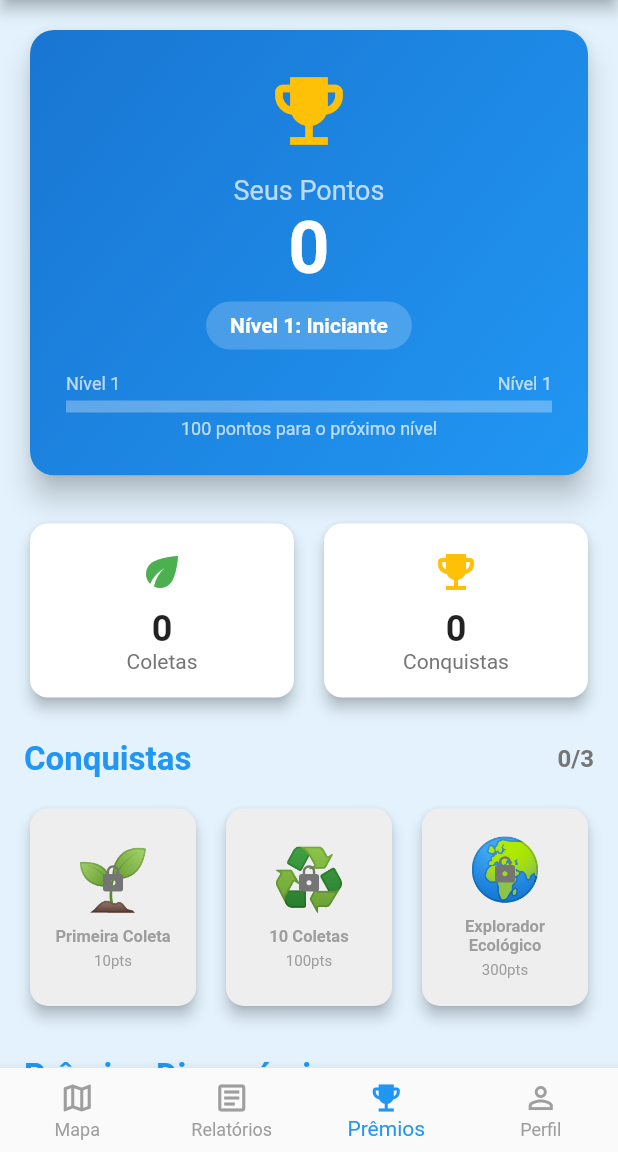
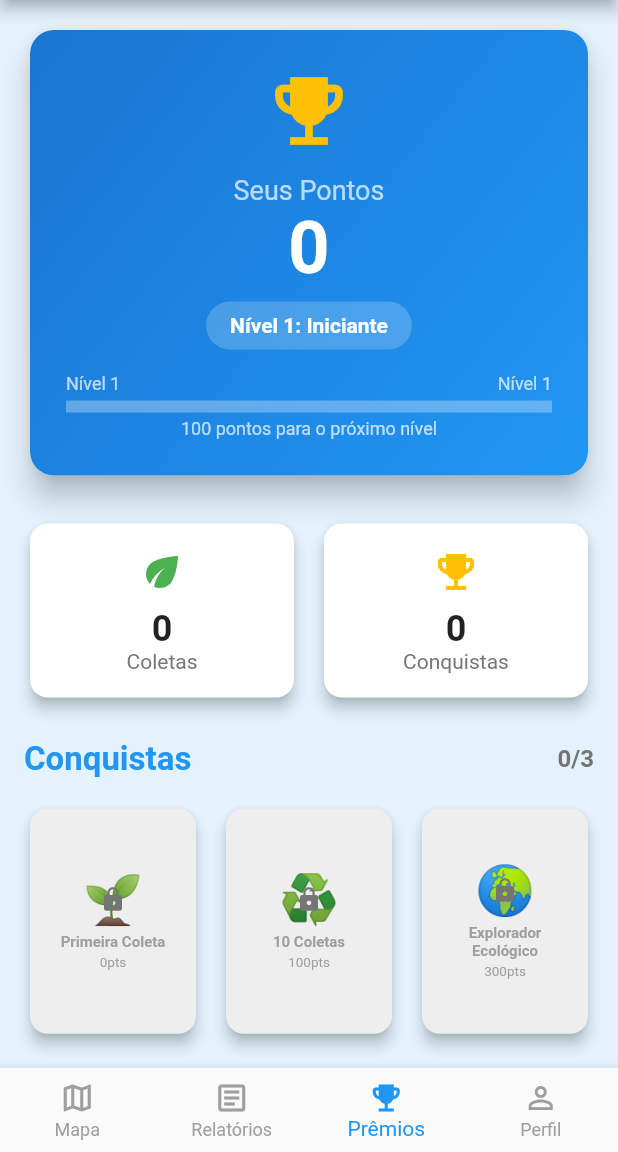
Before and after one commit to desenvolvimento-mobile-faccat/aplicativo-coleta, a Flutter app: the PrincipalPage screen opened directly, item 3 of the bottom bar chosen, on a phone screen of 412 x 824 dp, the part 84-1236 px from its top. Run offline on Flutter 3.47's test engine with Material 3 defaults, Android fonts, the phone set to English and light mode, and no system bars; our stand-ins replace cloud_firestore, firebase_auth, firebase_core, geolocator, google_maps_flutter, image_picker; accounts and stored records are empty.

Commit message:
feat: resgatar premios, desbloqueia conquistas + fix nos botoes de conquistas e premios

```diff
--- a/lib/models/user_model.dart
+++ b/lib/models/user_model.dart
@@ -73,17 +73,15 @@ class AppUser {
       'uf': uf,
       'role': role,
       'createdAt': createdAt != null
-          ? Timestamp.fromDate(createdAt!)
-          : FieldValue.serverTimestamp(),
+          ? createdAt!.toIso8601String()
+          : DateTime.now().toIso8601String(),
       'points': points,
       'level': level,
       'levelTitle': levelTitle,
       'totalCollections': totalCollections,
       // Salva apenas os IDs no Firestore
       'achievements': achievements.map((a) => a.id).toList(),
-      'lastCollectionDate': lastCollectionDate != null
-          ? Timestamp.fromDate(lastCollectionDate!)
-          : null,
+      'lastCollectionDate': lastCollectionDate?.toIso8601String(),
     };
   }
 
@@ -117,6 +115,25 @@ class AppUser {
       }
     }
 
+    // Parse das datas
+    DateTime? parsedCreatedAt;
+    if (map['createdAt'] != null) {
+      if (map['createdAt'] is Timestamp) {
+        parsedCreatedAt = (map['createdAt'] as Timestamp).toDate();
+      } else if (map['createdAt'] is String) {
+        parsedCreatedAt = DateTime.parse(map['createdAt']);
+      }
+    }
+
+    DateTime? parsedLastCollection;
+    if (map['lastCollectionDate'] != null) {
+      if (map['lastCollectionDate'] is Timestamp) {
+        parsedLastCollection = (map['lastCollectionDate'] as Timestamp).toDate();
+      } else if (map['lastCollectionDate'] is String) {
+        parsedLastCollection = DateTime.parse(map['lastCollectionDate']);
+      }
+    }
+
     return AppUser(
       name: map['name'] ?? '',
       email: map['email'] ?? '',
@@ -124,17 +141,13 @@ class AppUser {
       city: map['city'] ?? '',
       uf: map['uf'] ?? '',
       role: map['role'] ?? 'member',
-      createdAt: (map['createdAt'] is Timestamp)
-          ? (map['createdAt'] as Timestamp).toDate()
-          : null,
+      createdAt: parsedCreatedAt,
       points: points,
       level: calculatedLevel,
       levelTitle: calculatedTitle,
       totalCollections: map['totalCollections'] ?? 0,
       achievements: resolvedAchievements,
-      lastCollectionDate: (map['lastCollectionDate'] is Timestamp)
-          ? (map['lastCollectionDate'] as Timestamp).toDate()
-          : null,
+      lastCollectionDate: parsedLastCollection,
     );
   }
 
@@ -220,7 +233,7 @@ class Achievement {
       title: 'Primeira Coleta',
       emoji: '🌱',
       description: 'Realize sua primeira coleta!',
-      requiredPoints: 10,
+      requiredPoints: 0,
     ),
     Achievement(
       id: 'ten_collections',
--- a/lib/views/principal/tabs/premios_tab.dart
+++ b/lib/views/principal/tabs/premios_tab.dart
@@ -262,7 +262,7 @@ class _GamificacaoTabState extends State<GamificacaoTab> with SingleTickerProvid
                 crossAxisCount: 3,
                 crossAxisSpacing: 12,
                 mainAxisSpacing: 12,
-                childAspectRatio: 0.85,
+                childAspectRatio: 0.75, // Aumentado para dar mais altura
               ),
               itemCount: Achievement.all.length,
               itemBuilder: (context, index) {
@@ -455,11 +455,13 @@ class _GamificacaoTabState extends State<GamificacaoTab> with SingleTickerProvid
                         size: 20,
                       ),
                       const SizedBox(width: 8),
-                      Text(
+                      Flexible(
+                        child: Text(
                           desbloqueada ? 'Desbloqueada!' : '$requiredPoints pontos necessários',
                           style: TextStyle(
                             fontWeight: FontWeight.bold,
                             color: desbloqueada ? Colors.green : Colors.grey[700],
+                          ),
                         ),
                       ),
                     ],
@@ -483,50 +485,55 @@ class _GamificacaoTabState extends State<GamificacaoTab> with SingleTickerProvid
         ),
         color: desbloqueada ? Colors.white : Colors.grey[200],
         child: Padding(
-          padding: const EdgeInsets.all(12),
+          padding: const EdgeInsets.all(8),
           child: Column(
             mainAxisAlignment: MainAxisAlignment.center,
+            mainAxisSize: MainAxisSize.min,
             children: [
-              Stack(
+              Flexible(
+                child: Stack(
+                  alignment: Alignment.center,
                   children: [
                     Text(
                       emoji,
                       style: TextStyle(
-                      fontSize: 40,
+                        fontSize: 32,
                         color: desbloqueada ? null : Colors.grey,
                       ),
                     ),
                     if (!desbloqueada)
-                    Positioned.fill(
-                      child: Icon(
+                      Icon(
                         Icons.lock,
                         color: Colors.grey[600],
-                        size: 20,
-                      ),
+                        size: 18,
                       ),
                   ],
                 ),
-              const SizedBox(height: 8),
-              Text(
+              ),
+              const SizedBox(height: 4),
+              Flexible(
+                child: Text(
                   titulo,
                   textAlign: TextAlign.center,
                   style: TextStyle(
-                  fontSize: 11,
+                    fontSize: 10,
                     fontWeight: FontWeight.bold,
                     color: desbloqueada ? Colors.black : Colors.grey,
                   ),
                   maxLines: 2,
                   overflow: TextOverflow.ellipsis,
                 ),
-              const SizedBox(height: 4),
-              if (!desbloqueada)
+              ),
+              if (!desbloqueada) ...[
+                const SizedBox(height: 2),
                 Text(
                   '${requiredPoints}pts',
                   style: TextStyle(
-                    fontSize: 10,
+                    fontSize: 9,
                     color: Colors.grey[500],
                   ),
                 ),
+              ],
             ],
           ),
         ),
@@ -549,47 +556,53 @@ class _GamificacaoTabState extends State<GamificacaoTab> with SingleTickerProvid
         borderRadius: BorderRadius.circular(12),
       ),
       child: Padding(
-        padding: const EdgeInsets.all(16),
+        padding: const EdgeInsets.all(12),
         child: Row(
           children: [
             Container(
-              padding: const EdgeInsets.all(12),
+              padding: const EdgeInsets.all(10),
               decoration: BoxDecoration(
                 color: cor.withOpacity(0.1),
                 borderRadius: BorderRadius.circular(12),
               ),
-              child: Icon(Icons.card_giftcard, color: cor, size: 32),
+              child: Icon(Icons.card_giftcard, color: cor, size: 28),
             ),
-            const SizedBox(width: 16),
+            const SizedBox(width: 12),
             Expanded(
               child: Column(
                 crossAxisAlignment: CrossAxisAlignment.start,
+                mainAxisSize: MainAxisSize.min,
                 children: [
                   Text(
                     titulo,
                     style: const TextStyle(
-                      fontSize: 16,
+                      fontSize: 14,
                       fontWeight: FontWeight.bold,
                     ),
+                    maxLines: 2,
+                    overflow: TextOverflow.ellipsis,
                   ),
                   const SizedBox(height: 4),
                   Row(
                     children: [
                       Text(
-                        '$pontosNecessarios pontos',
+                        '$pontosNecessarios pts',
                         style: TextStyle(
-                          fontSize: 14,
+                          fontSize: 12,
                           color: disponivel ? cor : Colors.grey,
                           fontWeight: FontWeight.bold,
                         ),
                       ),
                       if (!disponivel) ...[
-                        const SizedBox(width: 8),
-                        Text(
+                        const SizedBox(width: 6),
+                        Flexible(
+                          child: Text(
                             '(faltam ${pontosNecessarios - pontosUsuario})',
                             style: TextStyle(
-                            fontSize: 12,
+                              fontSize: 11,
                               color: Colors.grey[500],
+                            ),
+                            overflow: TextOverflow.ellipsis,
                           ),
                         ),
                       ],
@@ -598,6 +611,7 @@ class _GamificacaoTabState extends State<GamificacaoTab> with SingleTickerProvid
                 ],
               ),
             ),
+            const SizedBox(width: 8),
             ElevatedButton(
               onPressed: disponivel
                 ? () {
@@ -613,9 +627,13 @@ class _GamificacaoTabState extends State<GamificacaoTab> with SingleTickerProvid
               style: ElevatedButton.styleFrom(
                 backgroundColor: disponivel ? Colors.blue : Colors.grey,
                 foregroundColor: Colors.white,
-                padding: const EdgeInsets.symmetric(horizontal: 16, vertical: 8),
+                padding: const EdgeInsets.symmetric(horizontal: 12, vertical: 8),
+                minimumSize: const Size(70, 36),
               ),
-              child: Text(disponivel ? 'Resgatar' : 'Bloqueado'),
+              child: Text(
+                disponivel ? 'Resgatar' : 'Bloqueado',
+                style: const TextStyle(fontSize: 12),
+              ),
             ),
           ],
         ),
```
Also changed, not shown: lib/helpers/achievement_helper.dart (added, +91 -0 lines), lib/services/descarte_service.dart (+20 -2 lines). Lines whose indentation alone changed are shown as unchanged.
